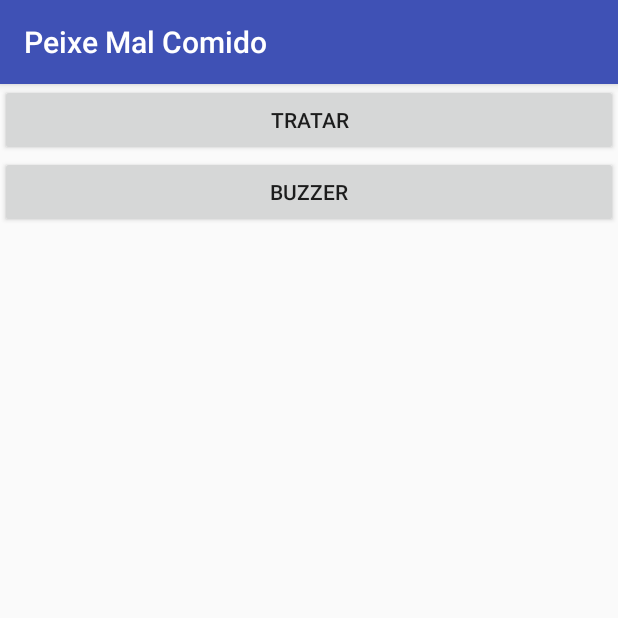
After one commit to UTFPR-DispositivosMoveis/ddm_comedouro, an Android app: the Manual screen opened directly, with no data from a screen before it, on a phone screen of 412 x 824 dp, the top half of it. The commit adds this screen. Run offline under Robolectric (Android 15) with nearby library versions, the phone set to English and light mode, and no system bars.

Commit message:
BaseApp: adicionando tela de configuração de hora Alterado a formado das transições das janelas e atualização dos campos de texto. Criada nova janela para modo manual. Campos de hora padronizados.
Signed-off-by: PuhlUp <puhl@alunos.utfpr.edu.br>

```diff
--- a/BaseApp/app/src/main/AndroidManifest.xml
+++ b/BaseApp/app/src/main/AndroidManifest.xml
@@ -2,8 +2,8 @@
 <manifest xmlns:android="http://schemas.android.com/apk/res/android"
     package="com.example.sir_berg.testesock">
 
-    <uses-permission android:name="android.permission.INTERNET"/>
-    <uses-permission android:name="android.permission.ACCESS_NETWORK_STATE"/>
+    <uses-permission android:name="android.permission.INTERNET" />
+    <uses-permission android:name="android.permission.ACCESS_NETWORK_STATE" />
 
     <application
         android:allowBackup="true"
@@ -19,6 +19,8 @@
                 <category android:name="android.intent.category.LAUNCHER" />
             </intent-filter>
         </activity>
+        <activity android:name=".Configuracao" />
+        <activity android:name=".Manual"></activity>
     </application>
 
 </manifest>
--- /dev/null
+++ b/BaseApp/app/src/main/java/com/example/sir_berg/testesock/Manual.java
@@ -0,0 +1,14 @@
+package com.example.sir_berg.testesock;
+
+import android.support.v7.app.AppCompatActivity;
+import android.os.Bundle;
+
+public class Manual extends AppCompatActivity {
+
+    @Override
+    protected void onCreate(Bundle savedInstanceState) {
+        super.onCreate(savedInstanceState);
+        setContentView(R.layout.activity_manual);
+    }
+
+}
--- /dev/null
+++ b/BaseApp/app/src/main/res/layout/activity_manual.xml
@@ -0,0 +1,23 @@
+<?xml version="1.0" encoding="utf-8"?>
+<LinearLayout xmlns:android="http://schemas.android.com/apk/res/android"
+    xmlns:app="http://schemas.android.com/apk/res-auto"
+    xmlns:tools="http://schemas.android.com/tools"
+    android:layout_width="match_parent"
+    android:layout_height="match_parent"
+    android:orientation="vertical"
+    tools:context=".Manual">
+
+    <Button
+        android:layout_width="match_parent"
+        android:layout_height="wrap_content"
+        android:text="Tratar"
+        android:layout_gravity="center"/>
+
+    <Button
+        android:layout_width="match_parent"
+        android:layout_height="wrap_content"
+        android:text="Buzzer"
+        android:layout_gravity="center"/>
+
+
+</LinearLayout>
--- a/BaseApp/app/src/main/res/values/strings.xml
+++ b/BaseApp/app/src/main/res/values/strings.xml
@@ -1,3 +1,3 @@
 <resources>
-    <string name="app_name">TesteSock</string>
+    <string name="app_name">Peixe Mal Comido</string>
 </resources>
```
Also changed, not shown: BaseApp/app/src/main/java/com/example/sir_berg/testesock/ClientTCP.java (+4 -4 lines), BaseApp/app/src/main/java/com/example/sir_berg/testesock/Configuracao.java (added, +74 -0 lines), BaseApp/app/src/main/java/com/example/sir_berg/testesock/MainActivity.java (+48 -20 lines), BaseApp/app/src/main/res/layout/activity_configuracao.xml (added, +34 -0 lines), BaseApp/app/src/main/res/layout/activity_main.xml (+31 -18 lines).
